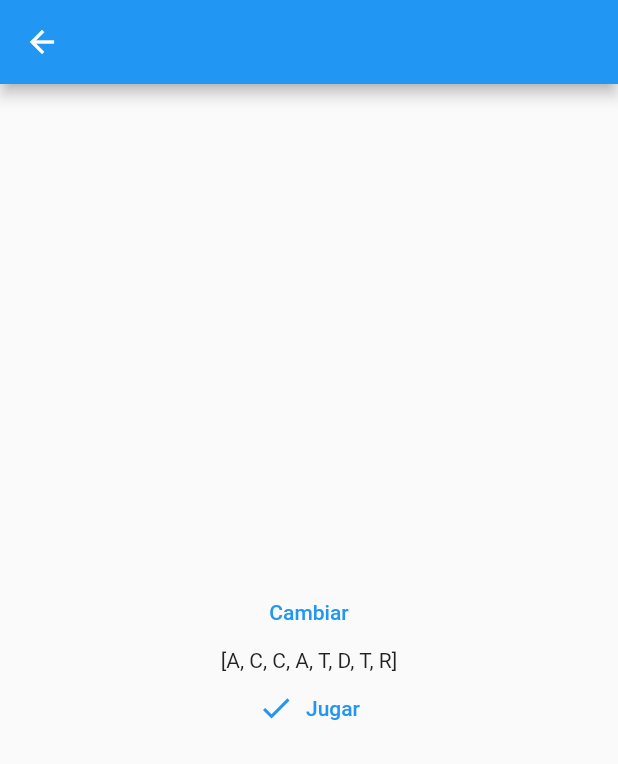
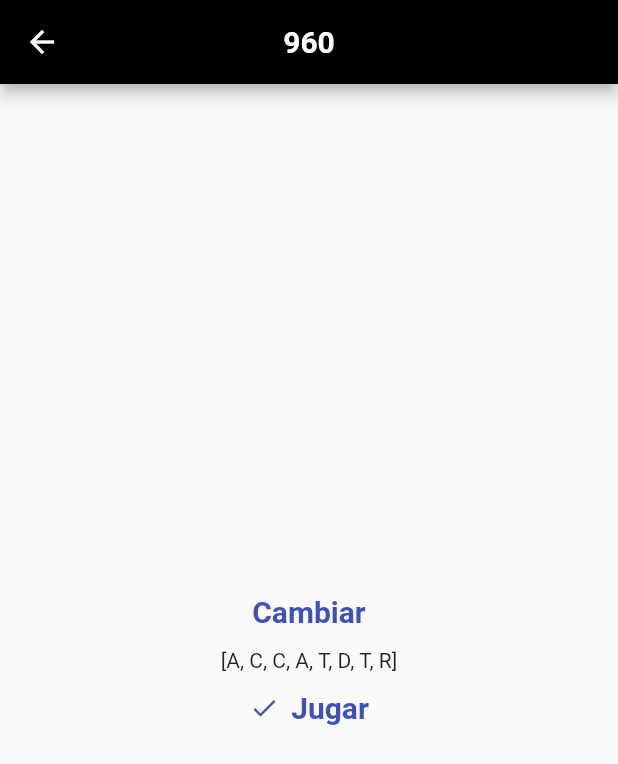
Before and after one commit to flutter-preview/YaelZamora-ChessFamilyClockFlutter, a Flutter app: the Screen960 screen opened directly, on a phone screen of 412 x 824 dp. Shown: the top 764 px of the screen. Run offline on Flutter 3.47's test engine with Material 2 defaults, Android fonts, the phone set to English and light mode, and no system bars; our stand-ins replace circular_countdown_timer, wakelock; missing offline and left inert: custom_timer.

Commit message:
prueba play store

```diff
--- a/lib/screens/gong_screen.dart
+++ b/lib/screens/gong_screen.dart
@@ -1,5 +1,6 @@
 import 'package:circular_countdown_timer/circular_countdown_timer.dart';
 import 'package:flutter/material.dart';
+import 'package:wakelock/wakelock.dart';
 
 class GongScreen extends StatefulWidget {
   const GongScreen({
@@ -22,6 +23,7 @@ class _GongScreenState extends State<GongScreen> {
   @override
   Widget build(BuildContext context) {
     final size = MediaQuery.of(context).size;
+    Wakelock.enable();
 
     return Scaffold(
       body: Column(
--- a/lib/screens/screen_960.dart
+++ b/lib/screens/screen_960.dart
@@ -17,7 +17,17 @@ class Screen960State extends State<Screen960> {
   @override
   Widget build(BuildContext context) {
     return Scaffold(
-      appBar: AppBar(),
+      appBar: AppBar(
+        backgroundColor: Colors.black,
+        title: const Text(
+          '960',
+          style: TextStyle(
+            color: Colors.white,
+            fontWeight: FontWeight.bold,
+          ),
+        ),
+        centerTitle: true,
+      ),
       body: Center(
         child: Column(
           mainAxisAlignment: MainAxisAlignment.center,
@@ -28,7 +38,14 @@ class Screen960State extends State<Screen960> {
                   posicion.shuffle();
                 });
               },
-              child: const Text('Cambiar'),
+              child: const Text(
+                'Cambiar',
+                style: TextStyle(
+                  color: Colors.indigo,
+                  fontSize: 20,
+                  fontWeight: FontWeight.bold,
+                ),
+              ),
             ),
             Text('$posicion'),
             TextButton.icon(
@@ -89,8 +106,19 @@ class Screen960State extends State<Screen960> {
                   ),
                 );
               },
-              icon: const Icon(Icons.done),
-              label: const Text('Jugar'),
+              icon: const Icon(
+                Icons.done,
+                color: Colors.indigo,
+                size: 20,
+              ),
+              label: const Text(
+                'Jugar',
+                style: TextStyle(
+                  color: Colors.indigo,
+                  fontSize: 20,
+                  fontWeight: FontWeight.bold,
+                ),
+              ),
             ),
           ],
         ),
--- a/lib/screens/time_control_clock_screen.dart
+++ b/lib/screens/time_control_clock_screen.dart
@@ -220,6 +220,7 @@ class _TimeControlClockState extends State<TimeControlClock>
 
   void _blancasPausa() {
     setState(() {
+      (jugadasBlancas == 1) ? null : Wakelock.enable();
       _controllerNegras.start();
       _controllerBlancas.pause();
       //_controllerBlancas.add(Duration(seconds: widget.incremento));
--- a/lib/screens/time_control_screen.dart
+++ b/lib/screens/time_control_screen.dart
@@ -1,4 +1,3 @@
-import 'package:chess_family_clock/screens/clock_screen.dart';
 import 'package:chess_family_clock/screens/time_control_clock_screen.dart';
 import 'package:flutter/material.dart';
 
```
Also changed, not shown: lib/screens/set_time_screen.dart (+14 -4 lines), 6 other files.
